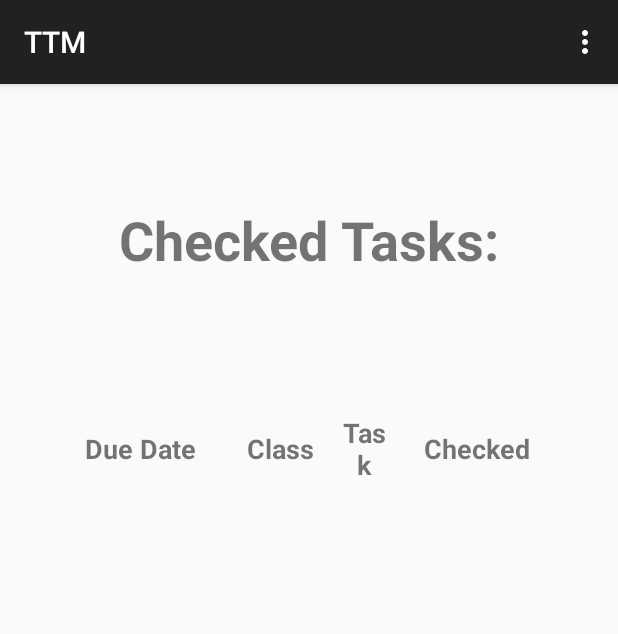
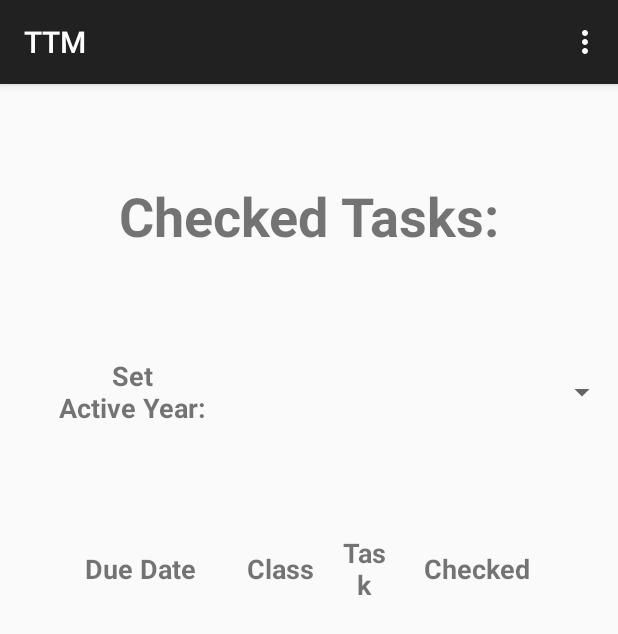
Before and after one commit to 3strategy/AlbertsTasks, an Android app: the DoneTasksActivity screen opened directly, with no data from a screen before it, on a phone screen of 412 x 824 dp. Shown: the top 634 px of the screen. Run offline under Robolectric (Android 15) with nearby library versions, the phone set to English and light mode, and no system bars; our stand-ins replace Firebase (no records; nobody signed in at launch, a user with empty details on screens opened directly); 1 statement that could not run was skipped.

Commit message:
Added choosing year to design of donetasks activity

```diff
--- a/app/src/main/res/layout/activity_done_tasks.xml
+++ b/app/src/main/res/layout/activity_done_tasks.xml
@@ -20,6 +20,40 @@
         android:text="Checked Tasks:"
         android:textSize="36dp"
         android:textStyle="bold" />
+
+    <Space
+        android:layout_width="match_parent"
+        android:layout_height="0dp"
+        android:layout_weight="1" />
+
+    <LinearLayout
+        android:layout_width="match_parent"
+        android:layout_height="0dp"
+        android:layout_weight="1"
+        android:orientation="horizontal">
+
+        <TextView
+            android:layout_width="0dp"
+            android:layout_height="match_parent"
+            android:layout_weight="3"
+            android:gravity="center"
+            android:text="Set\nActive Year:"
+            android:textSize="18dp"
+            android:textStyle="bold" />
+
+        <Space
+            android:layout_width="0dp"
+            android:layout_height="match_parent"
+            android:layout_weight="1" />
+
+        <Spinner
+            android:id="@+id/spYears"
+            android:layout_width="0dp"
+            android:layout_height="match_parent"
+            android:layout_weight="3"
+            android:gravity="center" />
+
+    </LinearLayout>
 
     <Space
         android:layout_width="match_parent"
```
